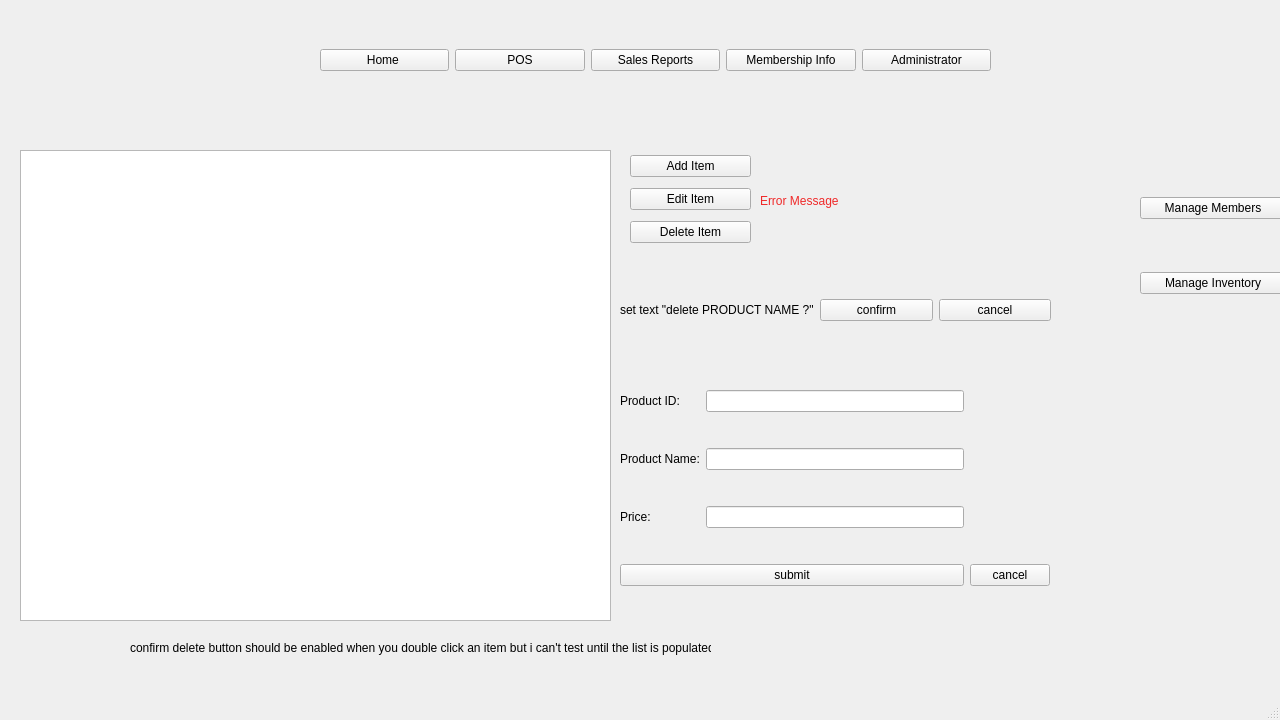
Qt form mainwindow.ui (Big-Dogs/Bulk-Club-Project) before a commit.
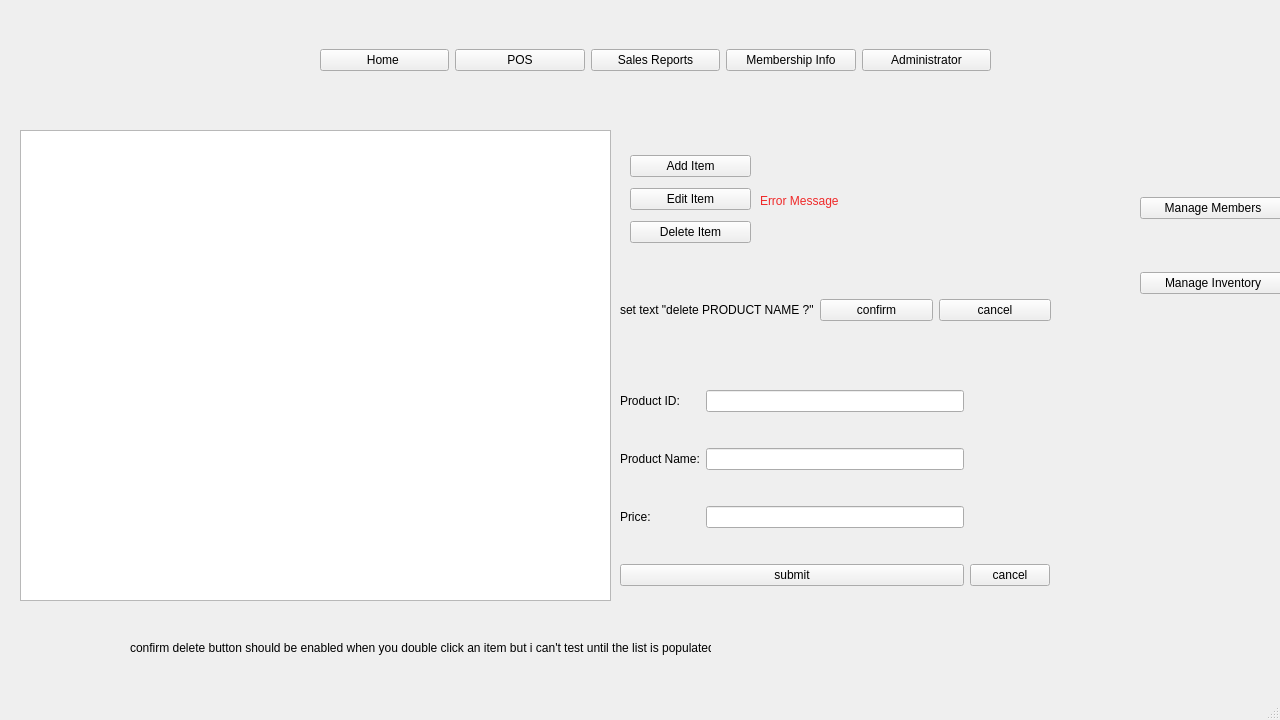
The same form after that commit.

What changed in the file:
```diff
--- a/mainwindow.ui
+++ b/mainwindow.ui
@@ -722,7 +722,7 @@
         <property name="geometry">
          <rect>
           <x>20</x>
-          <y>30</y>
+          <y>10</y>
           <width>591</width>
           <height>471</height>
          </rect>
```
